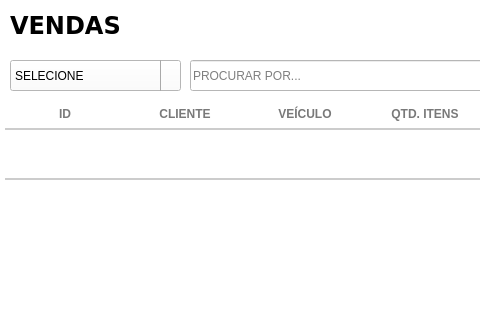
Old version of the form View/UI/lista_vendas.ui in the repository felipezago/ControleEstoque; both pictures show x 0 to 480 and y 0 to 320 of the 983 by 554 pixel window.
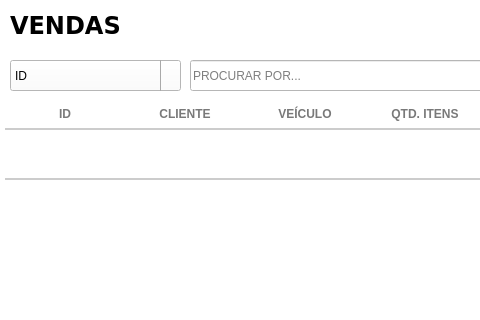
New version of the form. Icons and pictures are not drawn.

Diff of the .ui file:
```diff
--- a/View/UI/lista_vendas.ui
+++ b/View/UI/lista_vendas.ui
@@ -80,11 +80,6 @@
  }
 </string>
    </property>
-   <item>
-    <property name="text">
-     <string>SELECIONE</string>
-    </property>
-   </item>
    <item>
     <property name="text">
      <string>ID</string>
```
Left out of the diff: 12 changed lines with no effect on the pictures.
